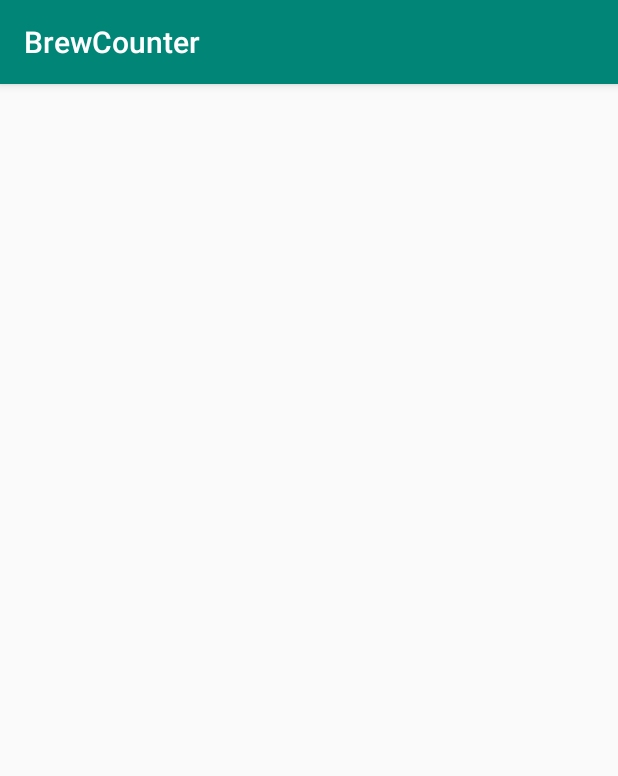
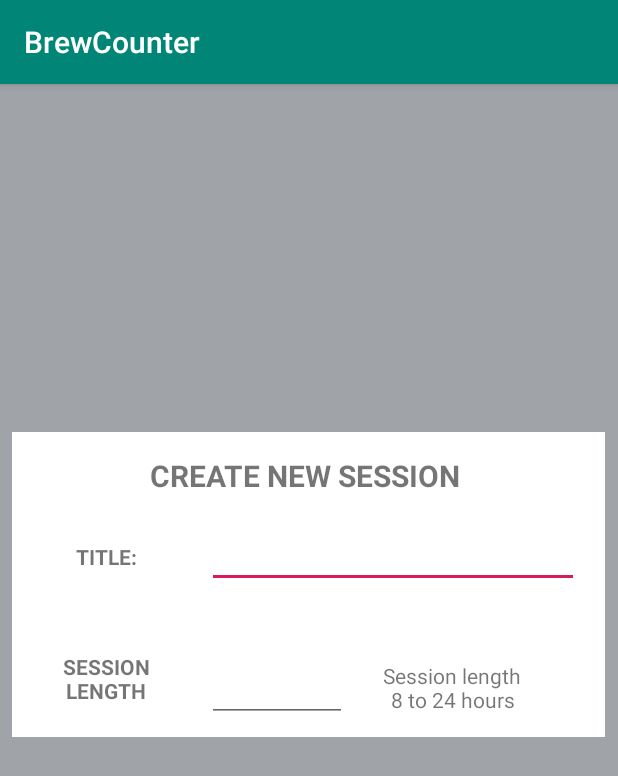
Before and after one commit to AhoiJ/BrewCounter, an Android app: the startSessionActivity screen opened directly, with no data from a screen before it, on a phone screen of 412 x 824 dp. Shown: the top 776 px of the screen. Run offline under Robolectric (Android 15) with nearby library versions, the phone set to English and light mode, and no system bars.

Commit message:
startSessionActivity ui created

```diff
--- a/app/build.gradle
+++ b/app/build.gradle
@@ -30,4 +30,5 @@ dependencies {
     testImplementation 'junit:junit:4.12'
     androidTestImplementation 'com.android.support.test:runner:1.0.2'
     androidTestImplementation 'com.android.support.test.espresso:espresso-core:3.0.2'
+    implementation 'com.android.support:recyclerview-v7:28.0.0'
 }
--- a/app/src/main/java/com/example/brewcounter/SessionMode.kt
+++ b/app/src/main/java/com/example/brewcounter/SessionMode.kt
@@ -22,8 +22,6 @@ class SessionMode : AppCompatActivity() {
         // if previous session has not ended, open that session
         // else open "questioneer" for new session
 
-
-
     }
 
     fun checkTime():String{
--- a/app/src/main/java/com/example/brewcounter/sessions.kt
+++ b/app/src/main/java/com/example/brewcounter/sessions.kt
@@ -1,7 +1,7 @@
 package com.example.brewcounter
 
-data class sessions ( var id: Int , var title: String,
-                 var time: String, var smallBeer: Int, val largeBeer: Int){
+data class sessions ( var id: Int , var title: String, var sessionLength: String,
+                      var curTime: String, var smallBeer: Int, val largeBeer: Int){
 
 
 }
--- a/app/src/main/java/com/example/brewcounter/startSessionActivity.kt
+++ b/app/src/main/java/com/example/brewcounter/startSessionActivity.kt
@@ -2,11 +2,21 @@ package com.example.brewcounter
 
 import android.support.v7.app.AppCompatActivity
 import android.os.Bundle
+import kotlinx.android.synthetic.main.activity_start_session.*
 
 class startSessionActivity : AppCompatActivity() {
+
 
     override fun onCreate(savedInstanceState: Bundle?) {
         super.onCreate(savedInstanceState)
         setContentView(R.layout.activity_start_session)
+
+        setSession() // put this inside submit button listener
+
+    }
+
+    fun setSession (){
+        val titleName = etvInputTitle.text.toString()
+        val sessionLength = etvTime.text.toString()
     }
 }
--- a/app/src/main/res/layout/activity_start_session.xml
+++ b/app/src/main/res/layout/activity_start_session.xml
@@ -6,4 +6,77 @@
         android:layout_width="match_parent"
         android:layout_height="match_parent"
         android:theme="@style/AppTheme"
-        tools:context=".startSessionActivity"/>
+        android:background="@color/colorLightGray"
+        tools:context=".startSessionActivity">
+    <android.support.constraint.ConstraintLayout
+            android:layout_width="395dp"
+            android:layout_height="203dp" android:layout_marginTop="232dp"
+            app:layout_constraintTop_toTopOf="parent" app:layout_constraintStart_toStartOf="parent"
+            android:layout_marginLeft="8dp" android:layout_marginStart="8dp"
+            android:background="@color/colorWhite">
+
+        <TextView
+                android:text="@string/enter_length"
+                android:textStyle="bold"
+                android:textAllCaps="true"
+                android:textAlignment="center"
+                android:gravity="center"
+                android:layout_width="110dp"
+                android:layout_height="65dp" android:id="@+id/tvEnterLength"
+                android:layout_marginStart="8dp"
+                app:layout_constraintStart_toStartOf="parent" android:layout_marginLeft="8dp"
+                android:layout_marginTop="16dp" app:layout_constraintTop_toBottomOf="@+id/tvEnterTitle"/>
+        <EditText
+                android:layout_width="248dp"
+                android:layout_height="49dp"
+                android:inputType="textPersonName"
+                android:text=""
+                android:ems="10"
+                android:id="@+id/etvInputTitle"
+                app:layout_constraintStart_toEndOf="@+id/tvEnterTitle"
+                android:layout_marginStart="12dp" android:layout_marginLeft="12dp"
+                android:layout_marginTop="12dp" app:layout_constraintTop_toBottomOf="@+id/tvNewSession"/>
+        <TextView
+                android:text="@string/enter_title"
+                android:textStyle="bold"
+                android:textAllCaps="true"
+                android:textAlignment="center"
+                android:gravity="center"
+                android:layout_width="110dp"
+                android:layout_height="65dp" android:id="@+id/tvEnterTitle"
+                android:layout_marginStart="8dp"
+                app:layout_constraintStart_toStartOf="parent" android:layout_marginLeft="8dp"
+                android:layout_marginTop="8dp" app:layout_constraintTop_toBottomOf="@+id/tvNewSession"/>
+        <EditText
+                android:layout_width="93dp"
+                android:layout_height="wrap_content"
+                android:inputType="number"
+                android:ems="10"
+                android:id="@+id/etvTime" app:layout_constraintStart_toEndOf="@+id/tvEnterLength"
+                android:layout_marginLeft="12dp"
+                android:layout_marginStart="12dp" android:layout_marginTop="44dp"
+                app:layout_constraintTop_toBottomOf="@+id/etvInputTitle"/>
+        <TextView
+                android:text="@string/session_length_help"
+                android:gravity="center"
+                android:textAlignment="gravity"
+                android:layout_width="100dp"
+                android:layout_height="45dp"
+                android:id="@+id/textView4"
+                app:layout_constraintStart_toEndOf="@+id/etvTime" android:layout_marginLeft="20dp"
+                android:layout_marginStart="20dp" android:layout_marginTop="44dp"
+                app:layout_constraintTop_toBottomOf="@+id/etvInputTitle"/>
+        <TextView
+                android:text="@string/new_session"
+                android:layout_width="wrap_content"
+                android:layout_height="wrap_content"
+                android:textStyle="bold"
+                android:textAllCaps="true"
+                android:textSize="20sp"
+                android:id="@+id/tvNewSession" android:layout_marginTop="15dp"
+                app:layout_constraintTop_toTopOf="parent" app:layout_constraintStart_toStartOf="parent"
+                android:layout_marginLeft="92dp" android:layout_marginStart="92dp"/>
+    </android.support.constraint.ConstraintLayout>
+
+
+</android.support.constraint.ConstraintLayout>
--- a/app/src/main/res/values/colors.xml
+++ b/app/src/main/res/values/colors.xml
@@ -3,4 +3,6 @@
     <color name="colorPrimary">#008577</color>
     <color name="colorPrimaryDark">#00574B</color>
     <color name="colorAccent">#D81B60</color>
+    <color name="colorLightGray">#A0A4A8</color>
+    <color name="colorWhite">#FFFFFF</color>
 </resources>
--- a/app/src/main/res/values/strings.xml
+++ b/app/src/main/res/values/strings.xml
@@ -12,5 +12,11 @@
     <string name="beer033">0.33L Beer</string>
     <string name="beer05">0.5L Beer</string>
 
+    <!-- Session creation stuff -->
+    <string name="new_session">Create new session</string>
+    <string name="enter_title">Title: </string>
+    <string name="enter_length">Session length </string>
+    <string name="session_length_help">Session length\n8 to 24 hours</string>
+
 
 </resources>
```
Also changed, not shown: app/src/main/res/layout/activity_main.xml (+22 -25 lines).
